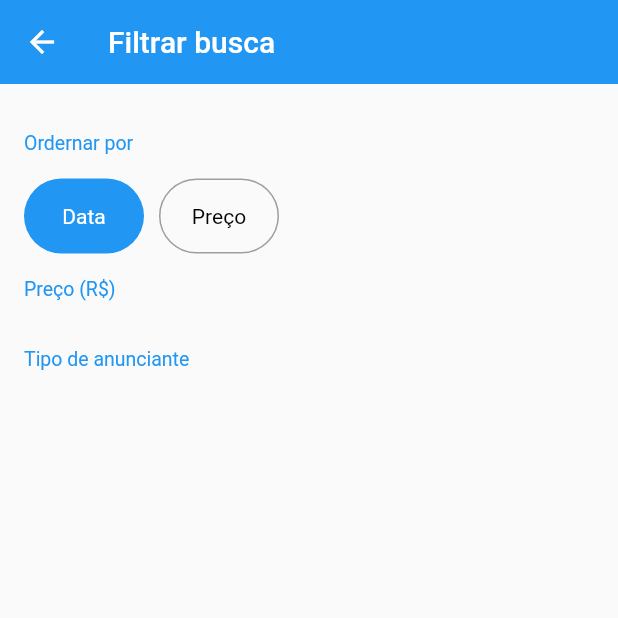
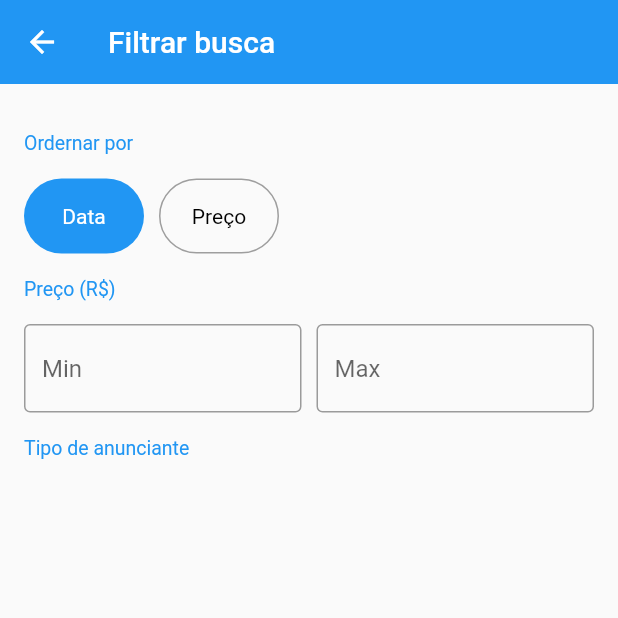
Before and after one commit to MatheusMoreiraf/xlo-flutter, a Flutter app: the FilterScreen screen opened directly, on a phone screen of 412 x 824 dp, the top half of it. Run offline on Flutter 3.47's test engine with Material 2 defaults, Android fonts, the phone set to English and light mode, and no system bars; our stand-ins replace brasil_fields, rxdart.

Commit message:
Creating the Price Range Field

```diff
--- /dev/null
+++ b/lib/helpers/format_fild.dart
@@ -0,0 +1,3 @@
+String getSanitizedText(String text) {
+  return text.replaceAll(RegExp(r'[^\d]'), '');
+}
--- a/lib/screens/filter/filter_screen.dart
+++ b/lib/screens/filter/filter_screen.dart
@@ -1,6 +1,7 @@
 import 'package:flutter/material.dart';
 import 'package:xlo/models/filter.dart';
 import 'package:xlo/screens/filter/widgets/order_by_field.dart';
+import 'package:xlo/screens/filter/widgets/price_range_field.dart';
 import 'package:xlo/screens/filter/widgets/section_title.dart';
 
 class FilterScreen extends StatefulWidget {
@@ -26,11 +27,9 @@ class _FilterScreenState extends State<FilterScreen> {
               padding: const EdgeInsets.all(16),
               children: <Widget>[
                 const SectionTitle(title: "Ordernar por"),
-                OrderByField(
-                  initialValue: OrderBy.DATE,
-                  onSaved: (v) {}
-                ),
+                OrderByField(initialValue: OrderBy.DATE, onSaved: (v) {}),
                 const SectionTitle(title: "Preço (R\$)"),
+                PriceRangeField(),
                 const SectionTitle(title: "Tipo de anunciante"),
               ],
             ),
--- /dev/null
+++ b/lib/screens/filter/widgets/price_range_field.dart
@@ -0,0 +1,51 @@
+import 'package:brasil_fields/brasil_fields.dart';
+import 'package:flutter/material.dart';
+import 'package:flutter/services.dart';
+import 'package:xlo/helpers/format_fild.dart';
+
+class PriceRangeField extends StatelessWidget {
+  @override
+  Widget build(BuildContext context) {
+    return Row(
+      children: <Widget>[
+        Expanded(
+          child: TextFormField(
+            decoration: const InputDecoration(
+                border: OutlineInputBorder(), hintText: 'Min'),
+            keyboardType: const TextInputType.numberWithOptions(decimal: false),
+            inputFormatters: [
+              WhitelistingTextInputFormatter.digitsOnly,
+              RealInputFormatter(centavos: false),
+            ],
+            initialValue: null,
+            validator: (s) {
+              if (s.isNotEmpty && int.tryParse(getSanitizedText(s)) == null)
+                return 'Utilize valores válidos!';
+              return null;
+            },
+            onSaved: (s) {},
+          ),
+        ),
+        SizedBox(width: 10),
+        Expanded(
+          child: TextFormField(
+            decoration: const InputDecoration(
+                border: OutlineInputBorder(), hintText: 'Max'),
+            keyboardType: const TextInputType.numberWithOptions(decimal: false),
+            inputFormatters: [
+              WhitelistingTextInputFormatter.digitsOnly,
+              RealInputFormatter(centavos: false),
+            ],
+            initialValue: null,
+            validator: (s) {
+              if (s.isNotEmpty && int.tryParse(getSanitizedText(s)) == null)
+                return 'Utilize valores válidos!';
+              return null;
+            },
+            onSaved: (s) {},
+          ),
+        ),
+      ],
+    );
+  }
+}
```
